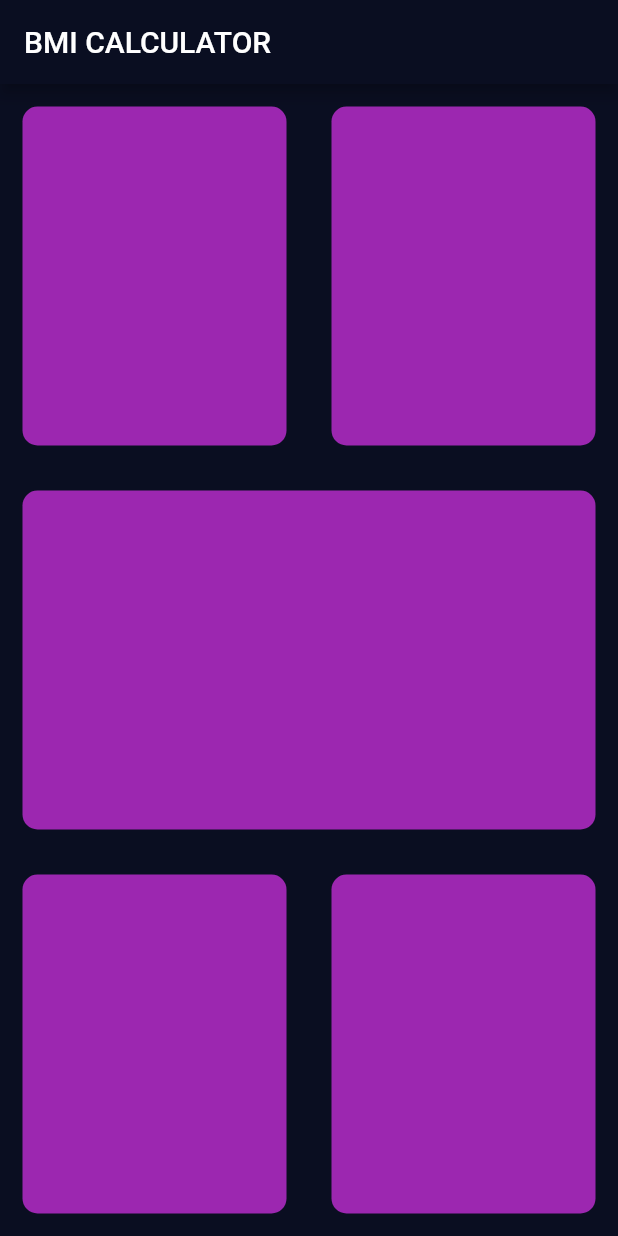
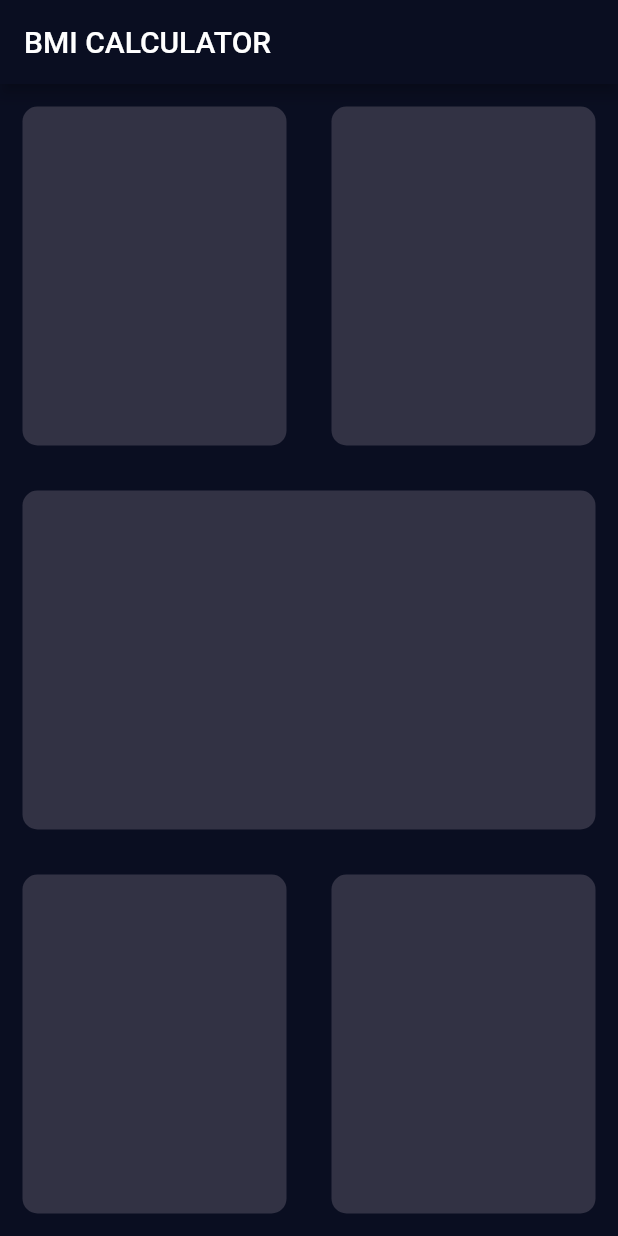
Before and after one commit to ruben12022/bmi_calculator, a Flutter app: the screen it shows after launch, on a phone screen of 412 x 824 dp. Run offline on Flutter 3.47's test engine with Material 2 defaults, Android fonts, the phone set to English and light mode, and no system bars.

Commit message:
Update input_page.dart

```diff
--- a/lib/input_page.dart
+++ b/lib/input_page.dart
@@ -37,7 +37,7 @@ class _InputPageState extends State<InputPage> {
                 Expanded(
                   child: Container(
                     decoration: BoxDecoration(
-                      color: Colors.purple,
+                      color: Color(0xff323244),
                       borderRadius: BorderRadius.circular(10.0),
                     ),
                     margin: EdgeInsets.all(15.0),
@@ -46,7 +46,7 @@ class _InputPageState extends State<InputPage> {
                 Expanded(
                   child: Container(
                     decoration: BoxDecoration(
-                      color: Colors.purple,
+                      color: Color(0xff323244),
                       borderRadius: BorderRadius.circular(10.0),
                     ),
                     margin: EdgeInsets.all(15.0),
@@ -58,7 +58,7 @@ class _InputPageState extends State<InputPage> {
           Expanded(
             child: Container(
               decoration: BoxDecoration(
-                color: Colors.purple,
+                color: Color(0xff323244),
                 borderRadius: BorderRadius.circular(10.0),
               ),
               margin: EdgeInsets.all(15.0),
@@ -70,7 +70,7 @@ class _InputPageState extends State<InputPage> {
                 Expanded(
                   child: Container(
                     decoration: BoxDecoration(
-                      color: Colors.purple,
+                      color: Color(0xff323244),
                       borderRadius: BorderRadius.circular(10.0),
                     ),
                     margin: EdgeInsets.all(15.0),
@@ -79,7 +79,7 @@ class _InputPageState extends State<InputPage> {
                 Expanded(
                   child: Container(
                     decoration: BoxDecoration(
-                      color: Colors.purple,
+                      color: Color(0xff323244),
                       borderRadius: BorderRadius.circular(10.0),
                     ),
                     margin: EdgeInsets.all(15.0),
```
